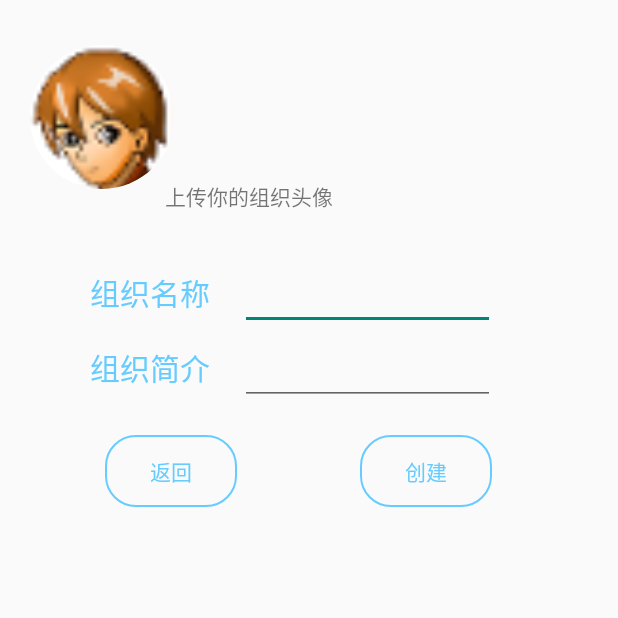
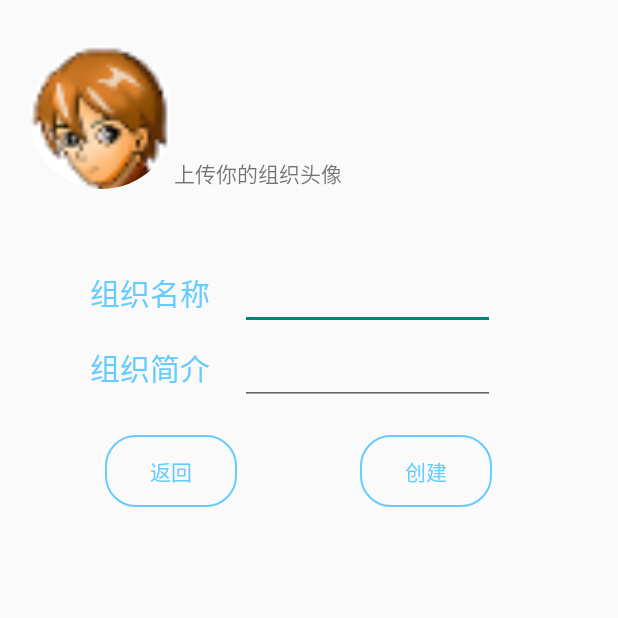
Before and after one commit to muxi-mini-project/2022-Blackboard-Andorid, an Android app: the NewActivity screen opened directly, with no data from a screen before it, after a tap on "上传你的组织头像", on a phone screen of 412 x 824 dp, the top half of it. Run offline under Robolectric (Android 15) with nearby library versions, the phone set to English and light mode, and no system bars; our stand-ins replace CircleImageView.

Commit message:
新建组织 跳转的get不支持body参数

```diff
--- a/Blackboard/app/src/main/java/com/bignerdranch/android/blackboard/API.java
+++ b/Blackboard/app/src/main/java/com/bignerdranch/android/blackboard/API.java
@@ -1,16 +1,18 @@
 package com.bignerdranch.android.blackboard;
 
+import com.bignerdranch.android.blackboard.Bean.Organization;
+import com.bignerdranch.android.blackboard.Mine.Information;
 import com.bignerdranch.android.blackboard.Mine.Post.Post;
 import com.bignerdranch.android.blackboard.Settings.Change.ChangeName;
-import com.bignerdranch.android.blackboard.Mine.Information;
+import com.bignerdranch.android.blackboard.Settings.Change.UploadAvatar;
 import com.bignerdranch.android.blackboard.Settings.Login.LoginResponse;
-import com.bignerdranch.android.blackboard.Settings.Change.UploadAvatar;
 import com.bignerdranch.android.blackboard.Settings.Login.User;
 
 import okhttp3.RequestBody;
 import retrofit2.Call;
 import retrofit2.http.Body;
 import retrofit2.http.GET;
+import retrofit2.http.HTTP;
 import retrofit2.http.Header;
 import retrofit2.http.Multipart;
 import retrofit2.http.POST;
@@ -18,6 +20,17 @@ import retrofit2.http.PUT;
 import retrofit2.http.Part;
 
 public interface API {
+
+
+    /*创建组织*/
+    @POST("organization/create")
+    Call<MyResponse<Organization>> createOgn(@Body Organization organization, @Header("Authorization")String Authorization);
+
+    /*查看指定组织*/
+    //get不能有body怎么办？？？？
+    @GET("organization/details")
+    Call<MyResponse<Organization>> details(@Body Organization organization, @Header("Authorization")String Authorization);
+
     @POST("login")
     Call<LoginResponse> post(@Body User user);
 
@@ -36,4 +49,5 @@ public interface API {
     @Multipart
     @POST("user/update")
     Call<UploadAvatar> post(@Part("file=") RequestBody body , @Header("Authorization") String Authorization );
+
 }
--- /dev/null
+++ b/Blackboard/app/src/main/java/com/bignerdranch/android/blackboard/Bean/Topic.java
@@ -0,0 +1,4 @@
+package com.bignerdranch.android.blackboard.Bean;
+
+public class Topic {
+}
--- a/Blackboard/app/src/main/java/com/bignerdranch/android/blackboard/Blackboard/LatestMessage/BoardAdapter.java
+++ b/Blackboard/app/src/main/java/com/bignerdranch/android/blackboard/Blackboard/LatestMessage/BoardAdapter.java
@@ -86,7 +86,7 @@ class BoardAdapter extends RecyclerView.Adapter<BoardAdapter.BoardViewHolder> {
 
     private OnButtonClickListener onButtonClickListener;
 
-    public void setOnButtonClickListener(OnButtonClickListener onButtonClickListener) {
+    public void setOnStarClickListener(OnButtonClickListener onButtonClickListener) {
         this.onButtonClickListener = onButtonClickListener;
     }
 
--- a/Blackboard/app/src/main/java/com/bignerdranch/android/blackboard/Blackboard/LatestMessage/BoardFragmentRLV.java
+++ b/Blackboard/app/src/main/java/com/bignerdranch/android/blackboard/Blackboard/LatestMessage/BoardFragmentRLV.java
@@ -42,7 +42,7 @@ public class BoardFragmentRLV extends Fragment {
         boardAdapter = new BoardAdapter(this, data);
         mRecyclerView.setAdapter(boardAdapter);
 
-        boardAdapter.setOnButtonClickListener(new BoardAdapter.OnButtonClickListener() {
+        boardAdapter.setOnStarClickListener(new BoardAdapter.OnButtonClickListener() {
             @Override
             public void OnButtonClick(View view,int position) {
 //                Toast.makeText(getActivity(), "Star", Toast.LENGTH_SHORT).show();
--- a/Blackboard/app/src/main/java/com/bignerdranch/android/blackboard/Blackboard/New/AddActivity.java
+++ b/Blackboard/app/src/main/java/com/bignerdranch/android/blackboard/Blackboard/New/AddActivity.java
@@ -14,6 +14,8 @@ import com.bignerdranch.android.blackboard.R;
 import de.hdodenhof.circleimageview.CircleImageView;
 
 public class AddActivity extends AppCompatActivity {
+
+    /*添加话题*/
 
     private Button backButton;
     private TextView back;
--- a/Blackboard/app/src/main/java/com/bignerdranch/android/blackboard/Blackboard/New/NewActivity.java
+++ b/Blackboard/app/src/main/java/com/bignerdranch/android/blackboard/Blackboard/New/NewActivity.java
@@ -2,59 +2,140 @@ package com.bignerdranch.android.blackboard.Blackboard.New;
 
 import androidx.appcompat.app.AppCompatActivity;
 
+import android.content.Context;
 import android.content.Intent;
+import android.content.SharedPreferences;
 import android.os.Bundle;
 import android.view.View;
 import android.widget.Button;
 import android.widget.EditText;
 import android.widget.TextView;
+import android.widget.Toast;
 
+import com.bignerdranch.android.blackboard.API;
+import com.bignerdranch.android.blackboard.Bean.Organization;
 import com.bignerdranch.android.blackboard.Blackboard.BoardActivity;
-import com.bignerdranch.android.blackboard.Blackboard.OrganizationList.OrganizationActivity;
+import com.bignerdranch.android.blackboard.Bean.OrganizationActivity;
+import com.bignerdranch.android.blackboard.MyResponse;
 import com.bignerdranch.android.blackboard.R;
+
+import de.hdodenhof.circleimageview.CircleImageView;
+import retrofit2.Call;
+import retrofit2.Callback;
+import retrofit2.Response;
+import retrofit2.Retrofit;
+import retrofit2.converter.gson.GsonConverterFactory;
 
 public class NewActivity extends AppCompatActivity {
 
+    /*新建组织*/
+
+    private Context context;
+    private CircleImageView Portrait;
+    private TextView newPortrait;
+    private EditText newNameEdittext;
+    private EditText newIntroductionEdittext;
     private Button newBackButton;
     private Button newOrganizationButton;
-    private EditText newNameEdittext;
-    private EditText newIntroductionEdittext;
-    private TextView newPortrait;
+    private int creatable=0;
+
+//    private API createORGN;
 
     @Override
-    protected void onCreate(Bundle savedInstanceState) {
+    protected void onCreate(Bundle savedInstanceState)
+    {
         super.onCreate(savedInstanceState);
         setContentView(R.layout.activity_new);
 
+        Portrait = findViewById(R.id.img_portrait);
+        newPortrait = findViewById(R.id.new_portrait);
+
+        newNameEdittext = findViewById(R.id.new_name);
+        newIntroductionEdittext = findViewById(R.id.new_introduction);
+
         newBackButton = findViewById(R.id.new_back);
         newOrganizationButton = findViewById(R.id.new_organization);
-        newNameEdittext = findViewById(R.id.new_name);
-        newIntroductionEdittext = findViewById(R.id.new_introduction);
-        newPortrait = findViewById(R.id.new_portrait);
 
-        newPortrait.setOnClickListener(new View.OnClickListener() {
-            @Override
-            public void onClick(View view) {
-
-            }
-        });
-
-        newBackButton.setOnClickListener(new View.OnClickListener() {
-            @Override
-            public void onClick(View view) {
-                Intent intent = new Intent(NewActivity.this, BoardActivity.class);
-                startActivity(intent);
-                finish();
-            }
-        });
 
         newOrganizationButton.setOnClickListener(new View.OnClickListener() {
             @Override
             public void onClick(View view) {
-                Intent intent = new Intent(NewActivity.this, OrganizationActivity.class);
+                if (newNameEdittext.getText().toString().trim().equals(""))
+                    Toast.makeText(NewActivity.this, "组织要有名字啊喂", Toast.LENGTH_SHORT).show();
+                else {
+                    creatable++;
+                    if (newIntroductionEdittext.getText().toString().trim().equals(""))
+                        Toast.makeText(NewActivity.this, "还要有酷酷de简介呢", Toast.LENGTH_SHORT).show();
+                    else creatable++;
+                }
+
+                if (creatable == 2) {
+                    Organization organization = new Organization(
+                            newNameEdittext.getText().toString(),
+                            newIntroductionEdittext.getText().toString()
+                    );
+                    sendNetWorkRequest(organization);
+                }
+            }
+        });
+
+//        newBackButton.setOnClickListener(new View.OnClickListener() {
+//            @Override
+//            public void onClick(View view) {
+//                Intent intent = new Intent(NewActivity.this, BoardActivity.class);
+//                startActivity(intent);
+//                finish();
+//            }
+//        });
+    }
+
+    public void ChangeAvatar2(View view)
+    {
+        switch(view.getId())
+        {
+            case R.id.new_portrait:
+            case R.id.img_portrait:
+                Toast.makeText(this, "跳转到上传头像", Toast.LENGTH_SHORT).show();
+                break;
+        }
+    }
+
+    private void sendNetWorkRequest(Organization organization)
+    {
+        SharedPreferences p = getSharedPreferences("myPreferences",MODE_PRIVATE);
+        String Authorization = p.getString("token","null");
+
+        Retrofit retrofit =  new Retrofit.Builder()
+            .baseUrl("http://119.3.2.168:8080/api/v1/")
+            .addConverterFactory(GsonConverterFactory.create())
+            .build();
+
+        API createORGN = retrofit.create(API.class);
+        Call<MyResponse<Organization>> call = createORGN.createOgn(organization,Authorization);
+
+        call.enqueue(new Callback<MyResponse<Organization>>() {
+            @Override
+            public void onResponse(Call<MyResponse<Organization>> call, Response<MyResponse<Organization>> response) {
+                Toast.makeText(NewActivity.this, "创建成功", Toast.LENGTH_SHORT).show();
+
+                Intent intent = new Intent(NewActivity.this,OrganizationActivity.class);
+                intent.putExtra("name",response.body().getData().getOrganization_name());
+                intent.putExtra("id",response.body().getData().getID());
                 startActivity(intent);
                 finish();
             }
+
+            @Override
+            public void onFailure(Call<MyResponse<Organization>> call, Throwable t) {
+                Toast.makeText(NewActivity.this, "sth wrong :( ", Toast.LENGTH_SHORT).show();
+            }
         });
+
+    }
+
+
+    public void back(View view)
+    {
+        finish();
     }
 }
--- a/Blackboard/app/src/main/java/com/bignerdranch/android/blackboard/Blackboard/OrganizationList/OrganizationFragment.java
+++ b/Blackboard/app/src/main/java/com/bignerdranch/android/blackboard/Blackboard/OrganizationList/OrganizationFragment.java
@@ -9,8 +9,7 @@ import android.widget.ExpandableListView;
 
 import androidx.fragment.app.Fragment;
 
-import com.bignerdranch.android.blackboard.Blackboard.OrganizationList.OrganizationActivity;
-import com.bignerdranch.android.blackboard.Blackboard.OrganizationList.OrganizationAdapter;
+import com.bignerdranch.android.blackboard.Bean.OrganizationActivity;
 import com.bignerdranch.android.blackboard.R;
 
 public class OrganizationFragment extends Fragment {
--- a/Blackboard/app/src/main/java/com/bignerdranch/android/blackboard/Mine/PageActivity.java
+++ b/Blackboard/app/src/main/java/com/bignerdranch/android/blackboard/Mine/PageActivity.java
@@ -166,6 +166,7 @@ public class PageActivity extends AppCompatActivity implements View.OnClickListe
 
                     String nickname = response.body().getData().getNickname();
                     pageNicknameTextview.setText(nickname);
+                    Toast.makeText(PageActivity.this, nickname, Toast.LENGTH_SHORT).show();
 
 
                 } else {
--- a/Blackboard/app/src/main/res/layout/activity_new.xml
+++ b/Blackboard/app/src/main/res/layout/activity_new.xml
@@ -1,6 +1,5 @@
 <?xml version="1.0" encoding="utf-8"?>
 <RelativeLayout xmlns:android="http://schemas.android.com/apk/res/android"
-    xmlns:app="http://schemas.android.com/apk/res-auto"
     xmlns:tools="http://schemas.android.com/tools"
     android:layout_width="match_parent"
     android:layout_height="match_parent"
@@ -11,17 +10,18 @@
         android:layout_width="wrap_content"
         android:layout_height="wrap_content"
         android:text="上传你的组织头像"
-        android:layout_marginTop="120dp"
-        android:layout_marginLeft="110dp"/>
+        android:layout_toRightOf="@id/img_portrait"
+        android:layout_alignBottom="@id/img_portrait"
+        android:onClick="ChangeAvatar2"/>
 
     <de.hdodenhof.circleimageview.CircleImageView
-        xmlns:app="http://schemas.android.com/apk/res-auto"
         android:id="@+id/img_portrait"
         android:layout_width="96dp"
         android:layout_height="96dp"
         android:layout_marginLeft="20dp"
         android:layout_marginTop="30dp"
-        android:src="@drawable/qq" />
+        android:src="@drawable/qq"
+        android:onClick="ChangeAvatar2"/>
 
     <TextView
         android:layout_width="wrap_content"
@@ -37,23 +37,25 @@
         android:layout_width="170dp"
         android:layout_height="50dp"
         android:layout_marginLeft="160dp"
-        android:layout_marginTop="170dp" />
+        android:layout_marginTop="170dp"
+        android:singleLine="true"/>
 
     <EditText
         android:id="@+id/new_introduction"
         android:layout_width="170dp"
         android:layout_height="50dp"
         android:layout_marginLeft="160dp"
-        android:layout_marginTop="220dp" />
+        android:layout_marginTop="220dp"
+        android:singleLine="true"/>
 
     <TextView
         android:layout_width="wrap_content"
         android:layout_height="wrap_content"
+        android:layout_marginLeft="60dp"
         android:layout_marginTop="230dp"
-        android:layout_marginLeft="60dp"
         android:text="组织简介"
         android:textColor="@color/blue"
-        android:textSize="20sp"/>
+        android:textSize="20sp" />
 
     <Button
         android:id="@+id/new_back"
@@ -63,7 +65,8 @@
         android:layout_marginLeft="70dp"
         android:text="返回"
         android:textColor="@color/blue"
-        android:background="@drawable/button_subscribe"/>
+        android:background="@drawable/button_subscribe"
+        android:onClick="back"/>
 
     <Button
         android:id="@+id/new_organization"
```
Also changed, not shown: Blackboard/app/src/main/AndroidManifest.xml (+9 -7 lines), Blackboard/app/src/main/java/com/bignerdranch/android/blackboard/Bean/Organization.java (added, +42 -0 lines), Blackboard/app/src/main/java/com/bignerdranch/android/blackboard/Bean/OrganizationActivity.java (added, +107 -0 lines), Blackboard/app/src/main/java/com/bignerdranch/android/blackboard/Blackboard/OrganizationList/OrganizationActivity.java (deleted, +0 -67 lines), Blackboard/app/src/main/java/com/bignerdranch/android/blackboard/MyResponse.java (added, +13 -0 lines), Blackboard/app/src/main/res/layout/activity_organization.xml (+9 -5 lines).
